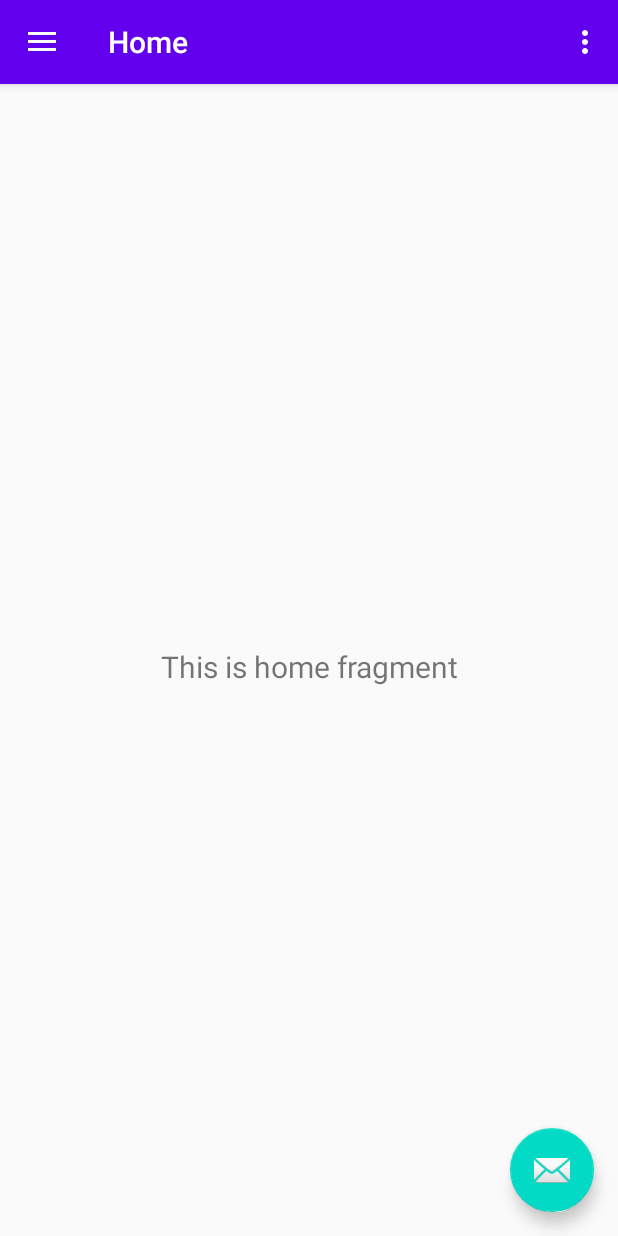
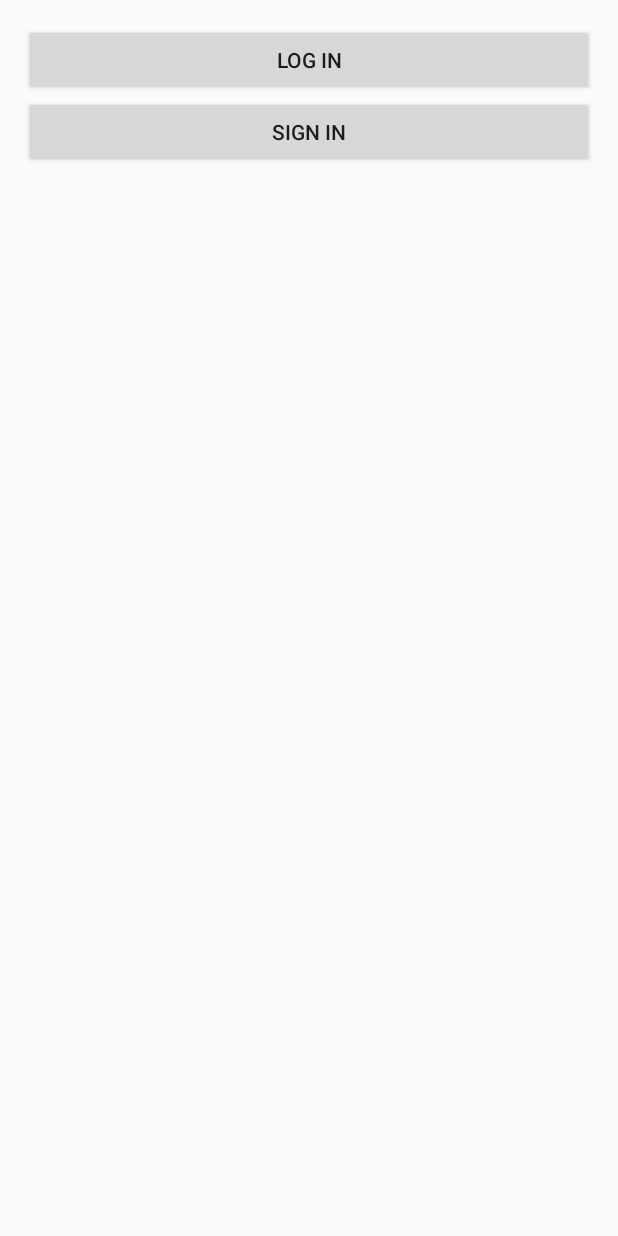
Before and after one commit to SimchaPo/socialdeliverysystem, an Android app: the screen it shows after launch (MainActivity before the commit, LoginActivity after it), on a phone screen of 412 x 824 dp. Run offline under Robolectric (Android 15) with nearby library versions, the phone set to English and light mode, and no system bars.

Commit message:
First activity - not complited

```diff
--- a/app/build.gradle
+++ b/app/build.gradle
@@ -26,7 +26,6 @@ android {
 
 dependencies {
     implementation fileTree(dir: 'libs', include: ['*.jar'])
-
     implementation 'androidx.appcompat:appcompat:1.1.0'
     implementation 'androidx.legacy:legacy-support-v4:1.0.0'
     implementation 'com.google.android.material:material:1.0.0'
@@ -38,4 +37,5 @@ dependencies {
     testImplementation 'junit:junit:4.12'
     androidTestImplementation 'androidx.test.ext:junit:1.1.1'
     androidTestImplementation 'androidx.test.espresso:espresso-core:3.2.0'
+    implementation 'androidx.gridlayout:gridlayout:1.0.0'
 }
--- /dev/null
+++ b/app/src/main/java/com/example/socialdeliverysystem/LoginActivity.java
@@ -0,0 +1,165 @@
+package com.example.socialdeliverysystem;
+
+import androidx.appcompat.app.AppCompatActivity;
+import androidx.appcompat.widget.LinearLayoutCompat;
+
+import android.os.Bundle;
+import android.text.Layout;
+import android.view.View;
+
+import com.google.android.material.textfield.TextInputLayout;
+
+import java.util.regex.Pattern;
+
+public class LoginActivity extends AppCompatActivity {
+    private TextInputLayout editTextEmailLogin;
+    private TextInputLayout editTextPasswordLogin;
+    private TextInputLayout editTextFirstNameSignin;
+    private TextInputLayout editTextLastNameSignin;
+    private TextInputLayout editTextEmailSignin;
+    private TextInputLayout editTextPhoneSignin;
+    private TextInputLayout editTextIdSignin;
+    private TextInputLayout editTextAddressSignin;
+    private TextInputLayout editTextPasswordSignin;
+    private LinearLayoutCompat loginLayout;
+    private LinearLayoutCompat signinLayout;
+
+
+    @Override
+    protected void onCreate(Bundle savedInstanceState) {
+        super.onCreate(savedInstanceState);
+        setContentView(R.layout.activity_login);
+        findView();
+        loginLayout.setVisibility(View.GONE);
+        signinLayout.setVisibility(View.GONE);
+    }
+
+    void findView() {
+        editTextEmailLogin = findViewById(R.id.login_input_email);
+        editTextPasswordLogin = findViewById(R.id.login_input_password);
+        editTextFirstNameSignin = findViewById(R.id.signin_input_firstname);
+        editTextLastNameSignin = findViewById(R.id.signin_input_lastname);
+        editTextEmailSignin = findViewById(R.id.signin_input_email);
+        editTextPhoneSignin = findViewById(R.id.signin_input_phone);
+        editTextIdSignin = findViewById(R.id.signin_input_id);
+        editTextAddressSignin = findViewById(R.id.signin_input_address);
+        editTextPasswordSignin = findViewById(R.id.signin_input_password);
+        loginLayout = findViewById(R.id.login_layout);
+        signinLayout = findViewById(R.id.signin_layout);
+    }
+
+    private boolean validateSigninFirstName() {
+        String firstNameInput = editTextFirstNameSignin.getEditText().getText().toString().trim();
+        if (firstNameInput.isEmpty()) {
+            editTextFirstNameSignin.setError("First Name is required");
+            return false;
+        }
+        editTextFirstNameSignin.setError(null);
+        return true;
+    }
+
+    private boolean validateSigninLastName() {
+        String lastNameInput = editTextLastNameSignin.getEditText().getText().toString().trim();
+        if (lastNameInput.isEmpty()) {
+            editTextLastNameSignin.setError("Last Name is required");
+            return false;
+        }
+        editTextLastNameSignin.setError(null);
+        return true;
+    }
+
+    private boolean validateSigninPhone() {
+        String phoneInput = editTextPhoneSignin.getEditText().getText().toString().trim();
+        // Pattern phonePattern = Pattern.compile("(00972|0|\\+972)[5][0-9]{8} | (00970|0|\\+970)[5][0-9]{8} | (05[0-9]|0[12346789])([0-9]{7}) | (00972|0|\\+972|0|)[2][0-9]{7}");
+        if (!phoneInput.isEmpty() /*&&phonePattern.matcher(phoneInput).matches()*/) {
+            editTextPhoneSignin.setError(null);
+            return true;
+        }
+        String error;
+        if (phoneInput.isEmpty())
+            error = "Phone is required";
+        else
+            error = "Invalid Phone Number!";
+        editTextPhoneSignin.setError(error);
+        return false;
+    }
+
+    private boolean validateSigninID() {
+        String idInput = editTextIdSignin.getEditText().getText().toString().trim();
+        if (idInput.length() == 9) {
+            editTextIdSignin.setError(null);
+            return true;
+        }
+        String error;
+        if (idInput.isEmpty())
+            error = "ID is required";
+        else
+            error = "Invalid ID Number!";
+        editTextIdSignin.setError(error);
+        return false;
+    }
+
+    private boolean validateSigninAddress() {
+        String addressInput = editTextAddressSignin.getEditText().getText().toString().trim();
+        if (!addressInput.isEmpty()) {
+            editTextAddressSignin.setError(null);
+            return true;
+        }
+        String error;
+        if (addressInput.isEmpty())
+            error = "Address is required";
+        else
+            error = "Invalid Address!";
+        editTextAddressSignin.setError(error);
+        return false;
+    }
+
+    private boolean validateSigninEmail() {
+        String emailInput = editTextEmailSignin.getEditText().getText().toString().trim();
+        if (!emailInput.isEmpty() && android.util.Patterns.EMAIL_ADDRESS.matcher(emailInput).matches()) {
+            editTextEmailSignin.setError(null);
+            return true;
+        }
+        String error;
+        if (emailInput.isEmpty())
+            error = "Email is required";
+        else
+            error = "Invalid Email Address!";
+        editTextEmailSignin.setError(error);
+        return false;
+    }
+
+
+    private boolean validateSigninPassword() {
+        String passwordInput = editTextPasswordSignin.getEditText().getText().toString().trim();
+        if (Pattern.compile("((?=.*[a-z])(?=.*\\d)(?=.*[A-Z])(?=.*[@#$%!^&*+=-_]).{4,20})").matcher(passwordInput).matches()) {
+            editTextPasswordSignin.setError(null);
+            return true;
+        }
+        String error;
+        if (passwordInput.isEmpty())
+            error = "Password is required";
+        else
+            error = "Password must contain mix of upper and lower case letters as well as digits and one special character(4-20)";
+        editTextPasswordSignin.setError(error);
+        return false;
+    }
+
+    public void logInOnClick(View view) {
+        if(loginLayout.getVisibility() == View.GONE){
+            signinLayout.setVisibility(View.GONE);
+            loginLayout.setVisibility(View.VISIBLE);
+        }
+        return;
+    }
+
+    public void SignInOnClick(View view) {
+        if(signinLayout.getVisibility() == View.GONE){
+            loginLayout.setVisibility(View.GONE);
+            signinLayout.setVisibility(View.VISIBLE);
+            return;
+        }
+        if (!validateSigninAddress() | !validateSigninEmail() | !validateSigninFirstName() | !validateSigninID() | !validateSigninLastName() | !validateSigninPassword() | !validateSigninPhone())
+            return;
+    }
+}
--- /dev/null
+++ b/app/src/main/res/layout/activity_login.xml
@@ -0,0 +1,168 @@
+<?xml version="1.0" encoding="utf-8"?>
+<androidx.appcompat.widget.LinearLayoutCompat xmlns:android="http://schemas.android.com/apk/res/android"
+    xmlns:app="http://schemas.android.com/apk/res-auto"
+    xmlns:tools="http://schemas.android.com/tools"
+    android:layout_width="match_parent"
+    android:layout_height="match_parent"
+    android:orientation="vertical"
+    android:padding="16dp">
+    <androidx.appcompat.widget.LinearLayoutCompat
+        android:id="@+id/login_layout"
+        android:layout_width="match_parent"
+        android:layout_height="wrap_content"
+        android:orientation="vertical">
+    <com.google.android.material.textfield.TextInputLayout
+        android:id="@+id/login_input_email"
+        android:layout_width="match_parent"
+        android:layout_height="wrap_content"
+        app:errorEnabled="true">
+
+        <com.google.android.material.textfield.TextInputEditText
+            android:layout_width="match_parent"
+            android:layout_height="wrap_content"
+            android:hint="@string/enter_youe_email"
+            android:inputType="textEmailAddress"/>
+
+    </com.google.android.material.textfield.TextInputLayout>
+
+    <com.google.android.material.textfield.TextInputLayout
+        android:id="@+id/login_input_password"
+        android:layout_width="match_parent"
+        android:layout_height="wrap_content"
+        app:errorEnabled="true"
+        app:passwordToggleEnabled="true">
+
+        <com.google.android.material.textfield.TextInputEditText
+            android:layout_width="match_parent"
+            android:layout_height="wrap_content"
+            android:hint="@string/enter_your_password"
+            android:inputType="textPassword"/>
+    </com.google.android.material.textfield.TextInputLayout>
+    </androidx.appcompat.widget.LinearLayoutCompat>
+        <Button
+            android:layout_width="match_parent"
+            android:layout_height="wrap_content"
+            android:text="Log In"
+            android:onClick="logInOnClick"/>
+<androidx.appcompat.widget.LinearLayoutCompat
+    android:id="@+id/signin_layout"
+    android:layout_width="match_parent"
+    android:layout_height="wrap_content"
+    android:orientation="vertical">
+    <androidx.appcompat.widget.LinearLayoutCompat
+        android:layout_width="match_parent"
+        android:layout_height="wrap_content"
+        android:orientation="horizontal">
+        <com.google.android.material.textfield.TextInputLayout
+            android:id="@+id/signin_input_firstname"
+            android:layout_width="0dp"
+            android:layout_height="wrap_content"
+            android:layout_weight="50"
+            app:errorEnabled="true">
+
+            <com.google.android.material.textfield.TextInputEditText
+                android:layout_width="match_parent"
+                android:layout_height="wrap_content"
+                android:hint="@string/first_name"
+                android:inputType="text"/>
+
+        </com.google.android.material.textfield.TextInputLayout>
+
+        <com.google.android.material.textfield.TextInputLayout
+        android:id="@+id/signin_input_lastname"
+        android:layout_width="0dp"
+        android:layout_height="wrap_content"
+            android:layout_weight="50"
+            app:errorEnabled="true">
+
+        <com.google.android.material.textfield.TextInputEditText
+            android:layout_width="match_parent"
+            android:layout_height="wrap_content"
+            android:hint="@string/last_name"
+            android:inputType="text"/>
+
+        </com.google.android.material.textfield.TextInputLayout>
+    </androidx.appcompat.widget.LinearLayoutCompat>
+    <com.google.android.material.textfield.TextInputLayout
+        android:id="@+id/signin_input_email"
+        android:layout_width="match_parent"
+        android:layout_height="wrap_content"
+        app:errorEnabled="true">
+
+        <com.google.android.material.textfield.TextInputEditText
+            android:layout_width="match_parent"
+            android:layout_height="wrap_content"
+            android:hint="@string/enter_youe_email"
+            android:inputType="textEmailAddress"/>
+
+    </com.google.android.material.textfield.TextInputLayout>
+
+    <com.google.android.material.textfield.TextInputLayout
+        android:id="@+id/signin_input_phone"
+        android:layout_width="match_parent"
+        android:layout_height="wrap_content"
+        app:counterEnabled="true"
+        app:counterMaxLength="10"
+        app:errorEnabled="true">
+
+        <com.google.android.material.textfield.TextInputEditText
+            android:layout_width="match_parent"
+            android:layout_height="wrap_content"
+            android:hint="@string/enter_your_phone_number"
+            android:maxLength="10"
+            android:inputType="phone"/>
+
+    </com.google.android.material.textfield.TextInputLayout>
+
+    <com.google.android.material.textfield.TextInputLayout
+        android:id="@+id/signin_input_id"
+        android:layout_width="match_parent"
+        android:layout_height="wrap_content"
+        app:counterEnabled="true"
+        app:counterMaxLength="9"
+        app:errorEnabled="true">
+
+        <com.google.android.material.textfield.TextInputEditText
+            android:layout_width="match_parent"
+            android:layout_height="wrap_content"
+            android:hint="@string/enter_your_id_number"
+            android:maxLength="9"
+            android:inputType="phone"/>
+
+    </com.google.android.material.textfield.TextInputLayout>
+
+    <com.google.android.material.textfield.TextInputLayout
+        android:id="@+id/signin_input_address"
+        android:layout_width="match_parent"
+        android:layout_height="wrap_content"
+        app:errorEnabled="true">
+
+        <com.google.android.material.textfield.TextInputEditText
+            android:layout_width="match_parent"
+            android:layout_height="wrap_content"
+            android:hint="@string/enter_your_address"
+            android:inputType="text"/>
+
+    </com.google.android.material.textfield.TextInputLayout>
+
+    <com.google.android.material.textfield.TextInputLayout
+        android:id="@+id/signin_input_password"
+        android:layout_width="match_parent"
+        android:layout_height="wrap_content"
+        app:errorEnabled="true"
+        app:passwordToggleEnabled="true">
+
+        <com.google.android.material.textfield.TextInputEditText
+            android:layout_width="match_parent"
+            android:layout_height="wrap_content"
+            android:hint="@string/enter_your_password"
+            android:inputType="textPassword"/>
+    </com.google.android.material.textfield.TextInputLayout>
+</androidx.appcompat.widget.LinearLayoutCompat>
+        <Button
+            android:layout_width="match_parent"
+            android:layout_height="wrap_content"
+            android:text="Sign In"
+            android:onClick="SignInOnClick"/>
+
+</androidx.appcompat.widget.LinearLayoutCompat>
--- a/app/src/main/res/values/strings.xml
+++ b/app/src/main/res/values/strings.xml
@@ -12,4 +12,11 @@
     <string name="menu_slideshow">Slideshow</string>
 
     <string name="home_second">Home Second</string>
+    <string name="enter_youe_email">Enter Youe Email</string>
+    <string name="enter_your_password">Enter Your Password</string>
+    <string name="first_name">First Name</string>
+    <string name="last_name">Last Name</string>
+    <string name="enter_your_id_number">Enter Your ID Number</string>
+    <string name="enter_your_phone_number">Enter Your Phone Number</string>
+    <string name="enter_your_address">Enter Your Address</string>
 </resources>
```
Also changed, not shown: app/src/main/AndroidManifest.xml (+6 -4 lines), app/src/main/res/drawable/button_style.xml (added, +28 -0 lines).
